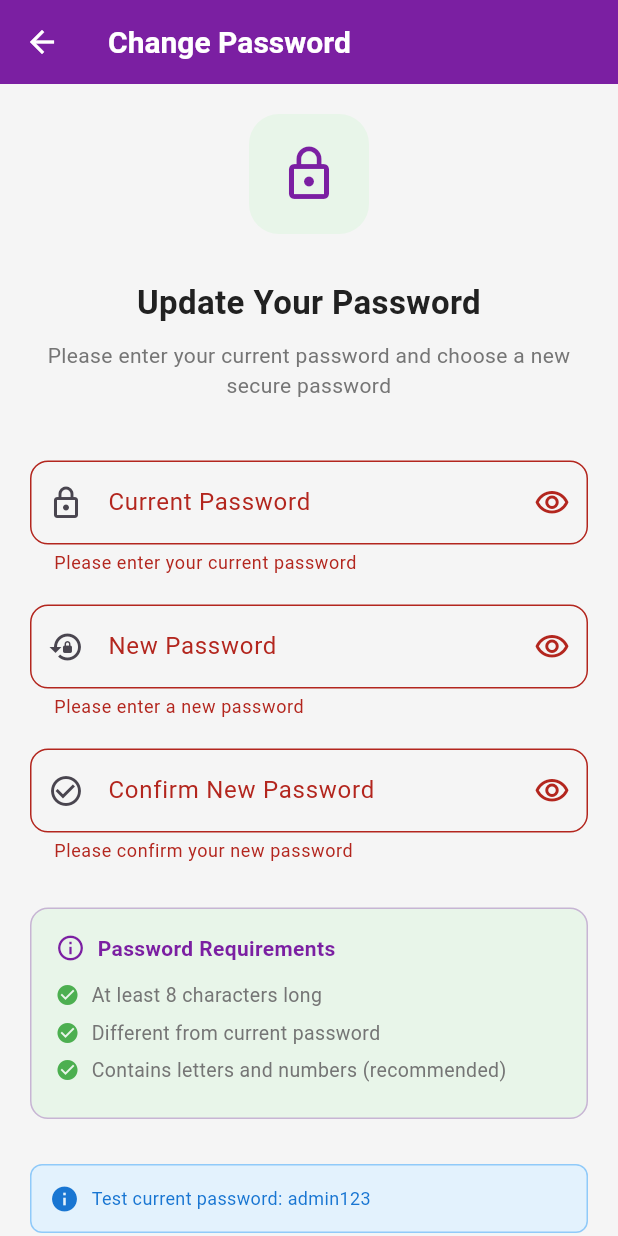
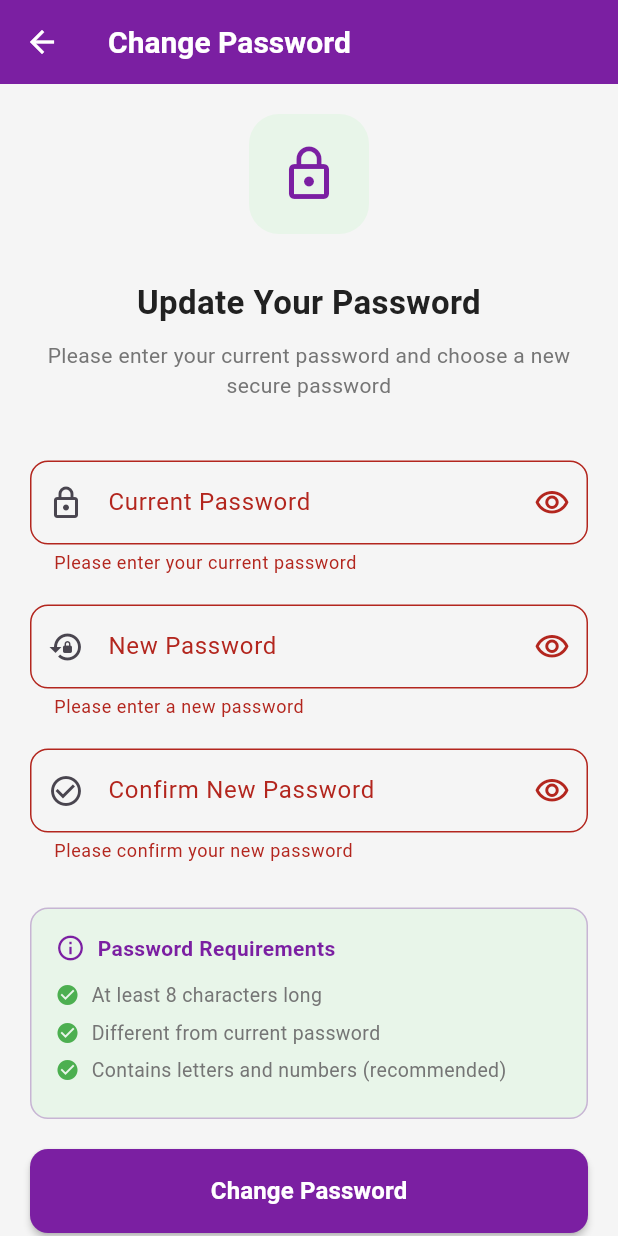
Before and after one commit to Awtar221/myubat_clone, a Flutter app: the ChangePasswordScreen screen opened directly, after a tap on "Change Password", on a phone screen of 412 x 824 dp. Run offline on Flutter 3.47's test engine with Material 3 defaults, Android fonts, the phone set to English and light mode, and no system bars; our stand-ins replace cloud_firestore, firebase_auth, firebase_core, flutter_local_notifications, flutter_markdown, flutter_timezone and 7 more; accounts and stored records are empty; Roboto replaces fonts that are missing (Poppins).

Commit message:
final version

```diff
--- a/lib/screens/change_password_screen.dart
+++ b/lib/screens/change_password_screen.dart
@@ -305,32 +305,6 @@ class _ChangePasswordScreenState extends State<ChangePasswordScreen> {
               ),
             ),
 
-            const SizedBox(height: 30),
-
-            // Test Info
-            Container(
-              padding: const EdgeInsets.all(12),
-              decoration: BoxDecoration(
-                color: Colors.blue[50],
-                borderRadius: BorderRadius.circular(8),
-                border: Border.all(color: Colors.blue[200]!),
-              ),
-              child: Row(
-                children: [
-                  Icon(Icons.info, size: 20, color: Colors.blue[700]),
-                  const SizedBox(width: 8),
-                  Expanded(
-                    child: Text(
-                      'Test current password: admin123',
-                      style: TextStyle(
-                        fontSize: 12,
-                        color: Colors.blue[700],
-                      ),
-                    ),
-                  ),
-                ],
-              ),
-            ),
 
             const SizedBox(height: 20),
 
--- a/lib/services/ai/gemini_service.dart
+++ b/lib/services/ai/gemini_service.dart
@@ -3,7 +3,7 @@ import 'package:google_generative_ai/google_generative_ai.dart';
 import '../../data/models/chat_message.dart';
 
 class GeminiService {
-  static const String _apiKey = 'AIzaSyCwglzJSSfiHPQA-ZVMiiXq7DvpXB-xnU0';
+  static const String _apiKey = '';
 
   static const String _primaryModel = 'gemini-2.5-flash';
 
```
Also changed, not shown: lib/screens/settings_screen.dart (+17 -0 lines), 2 other files.
